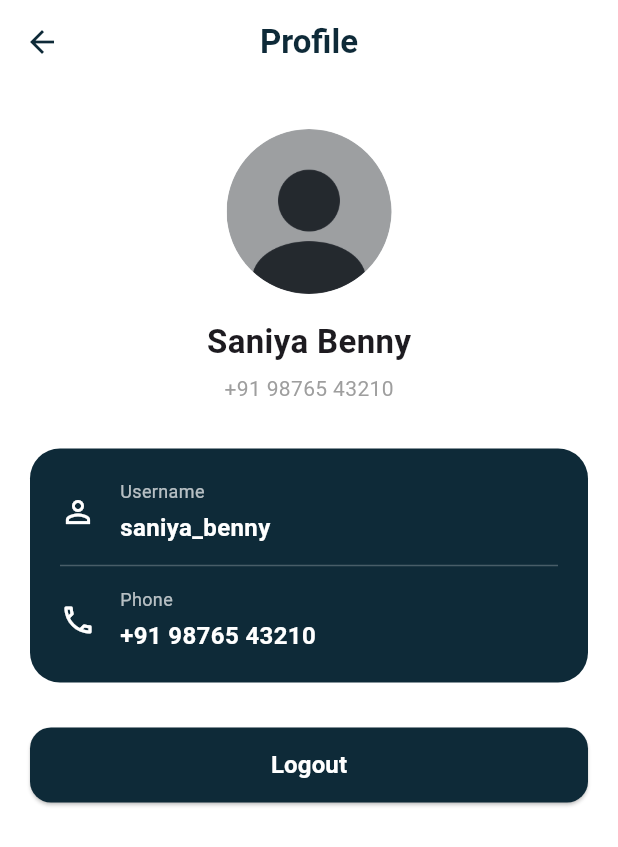
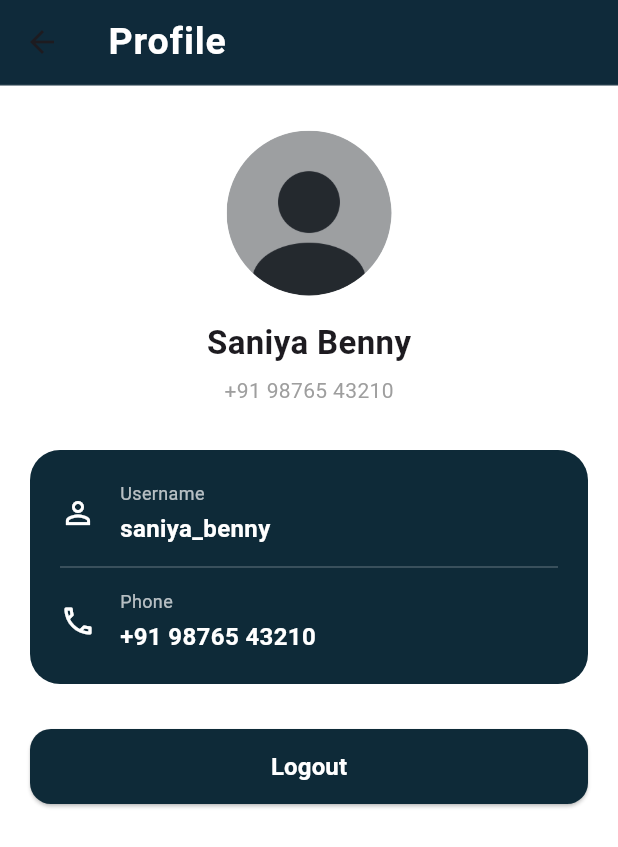
Before and after one commit to jabsina/taxi_app_user, a Flutter app: the ProfilePage screen opened directly, on a phone screen of 412 x 824 dp. Shown: the top 847 px of the screen. Run offline on Flutter 3.47's test engine with Material 3 defaults, Android fonts, the phone set to English and light mode, and no system bars; our stand-ins replace flutter_local_notifications, lottie; project files that could hold a hidden picture were left out.

Commit message:
profile app bar added

```diff
--- a/lib/screen/profilescreen.dart
+++ b/lib/screen/profilescreen.dart
@@ -11,15 +11,26 @@ class ProfilePage extends StatelessWidget {
       backgroundColor: Colors.white,
 
       // 🔹 Proper AppBar (professional apps always have this)
-      appBar: AppBar(
+      appBar:AppBar(
         elevation: 0,
-        backgroundColor: Colors.white,
-        foregroundColor: primaryColor,
+        backgroundColor: const Color(0xFF0F2A3A),
+        centerTitle: false,
         title: const Text(
           'Profile',
-          style: TextStyle(fontWeight: FontWeight.w600),
+          style: TextStyle(
+            color: Colors.white,
+            fontSize: 25,
+            fontWeight: FontWeight.w600,
+            letterSpacing: 0.6,
+          ),
         ),
-        centerTitle: true,
+        bottom: PreferredSize(
+          preferredSize: const Size.fromHeight(1),
+          child: Container(
+            height: 1,
+            color: Colors.white.withOpacity(0.08),
+          ),
+        ),
       ),
 
       body: ListView(
```
Also changed, not shown: lib/screen/loginscreen.dart (+16 -6 lines).
